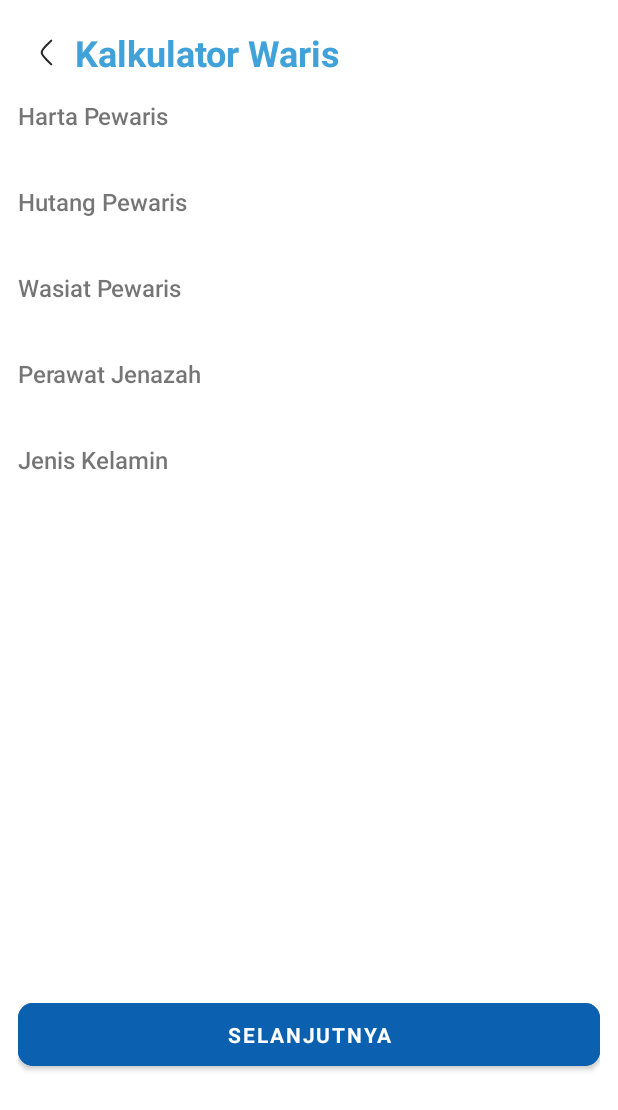
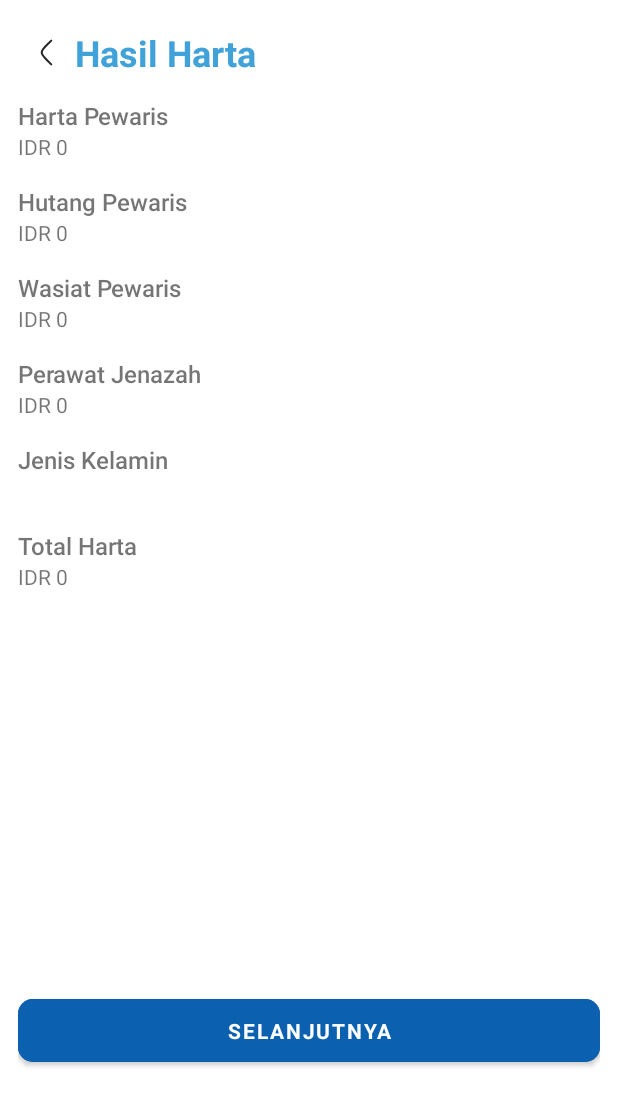
Before and after one commit to ryhanhxx/Al-Mirats, an Android app: the HartaResultActivity screen opened directly, with no data from a screen before it, on a phone screen of 412 x 824 dp. Shown: the top 1110 px of the screen. Run offline under Robolectric (Android 15) with nearby library versions, the phone set to English and light mode, and no system bars.

Commit message:
Fatwa Video

```diff
--- a/app/build.gradle.kts
+++ b/app/build.gradle.kts
@@ -54,6 +54,7 @@ dependencies {
     implementation("androidx.navigation:navigation-ui-ktx:2.7.6")
     implementation("com.google.firebase:firebase-firestore:24.10.2")
     implementation("com.google.firebase:firebase-database:20.3.0")
+    implementation("androidx.activity:activity:1.8.0")
     testImplementation("junit:junit:4.13.2")
     androidTestImplementation("androidx.test.ext:junit:1.1.5")
     androidTestImplementation("androidx.test.espresso:espresso-core:3.5.1")
--- a/app/src/main/AndroidManifest.xml
+++ b/app/src/main/AndroidManifest.xml
@@ -14,6 +14,9 @@
         android:supportsRtl="true"
         android:theme="@style/Theme.AlMirats"
         tools:targetApi="31">
+        <activity
+            android:name=".presentation.kalkulator.WarisActivity"
+            android:exported="false" />
         <activity
             android:name=".presentation.kalkulator.HartaResultActivity"
             android:exported="false" />
--- a/app/src/main/java/com/ch/al_mirats/presentation/kalkulator/CalculatorViewModel.kt
+++ /dev/null
@@ -1,4 +0,0 @@
-package com.ch.al_mirats.presentation.kalkulator
-
-class CalculatorViewModel {
-}
--- a/app/src/main/java/com/ch/al_mirats/presentation/kalkulator/HartaResultActivity.kt
+++ b/app/src/main/java/com/ch/al_mirats/presentation/kalkulator/HartaResultActivity.kt
@@ -1,16 +1,45 @@
 package com.ch.al_mirats.presentation.kalkulator
 
+import android.content.Intent
 import android.os.Bundle
 import androidx.appcompat.app.AppCompatActivity
 import com.ch.al_mirats.databinding.ActivityHartaResultBinding
+import com.ch.al_mirats.utils.toCurrencyFormat
 
 class HartaResultActivity : AppCompatActivity() {
 
     private val binding: ActivityHartaResultBinding by lazy {
         ActivityHartaResultBinding.inflate(layoutInflater)
     }
+
     override fun onCreate(savedInstanceState: Bundle?) {
         super.onCreate(savedInstanceState)
         setContentView(binding.root)
+        getHarta()
+        sendData()
+    }
+
+    private fun getHarta(){
+
+        binding.tvHarta.text = intent.getLongExtra("HARTA", 0).toCurrencyFormat()
+        binding.tvHutang.text = intent.getLongExtra("HUTANG", 0).toCurrencyFormat()
+        binding.tvWasiat.text = intent.getLongExtra("WASIAT", 0).toCurrencyFormat()
+        binding.tvJenazah.text = intent.getLongExtra("JENAZAH", 0).toCurrencyFormat()
+        binding.tvGender.text = intent.getStringExtra("GENDER")
+        binding.tvTotal.text= intent.getLongExtra("TOTAL", 0).toCurrencyFormat()
+    }
+
+    private fun sendData(){
+        val intent = Intent(this, WarisActivity::class.java).apply {
+            // Menambahkan data ke Intent
+            putExtra("HARTA", intent.getLongExtra("HARTA", 0))
+            putExtra("HUTANG", intent.getLongExtra("HUTANG", 0))
+            putExtra("WASIAT", intent.getLongExtra("WASIAT", 0))
+            putExtra("JENAZAH", intent.getLongExtra("JENAZAH", 0))
+            putExtra("GENDER", intent.getStringExtra("GENDER"))
+            putExtra("TOTAL", intent.getLongExtra("TOTAL", 0))
+        }
+// Memulai NextActivity dengan Intent yang telah dikonfigurasi
+        startActivity(intent)
     }
 }
--- a/app/src/main/java/com/ch/al_mirats/presentation/materi/MateriActivity.kt
+++ b/app/src/main/java/com/ch/al_mirats/presentation/materi/MateriActivity.kt
@@ -9,6 +9,8 @@ import coil.load
 import com.ch.al_mirats.databinding.ActivityMateriBinding
 import com.ch.al_mirats.dummy.DummyTopMateriDataSourceImpl
 import com.ch.al_mirats.model.Materi
+import com.ch.al_mirats.presentation.home.HomeFragment
+import com.ch.al_mirats.presentation.main.MainActivity
 import com.ch.al_mirats.presentation.materi.adapter.MateriAdapter
 import com.ch.al_mirats.presentation.materi.adapter.MateriRecommendAdapter
 import com.ch.al_mirats.utils.AdapterLayoutMode
@@ -64,7 +66,9 @@ class MateriActivity : AppCompatActivity() {
 
     private fun setOnClickBack(){
         binding.ivBack.setOnClickListener {
-            finish()
+            val intent = Intent(this, MainActivity::class.java)
+            intent.addFlags(Intent.FLAG_ACTIVITY_CLEAR_TOP or Intent.FLAG_ACTIVITY_SINGLE_TOP)
+            startActivity(intent)
         }
     }
 
--- a/app/src/main/java/com/ch/al_mirats/utils/CurrencyFormat.kt
+++ b/app/src/main/java/com/ch/al_mirats/utils/CurrencyFormat.kt
@@ -4,7 +4,7 @@ import android.icu.text.NumberFormat
 import android.icu.util.Currency
 import kotlin.math.roundToInt
 
-fun Int.toCurrencyFormat():String{
+fun Long.toCurrencyFormat():String{
     val format: NumberFormat = NumberFormat.getCurrencyInstance()
     format.maximumFractionDigits = 0
     format.currency = Currency.getInstance("IDR")
--- /dev/null
+++ b/app/src/main/java/com/ch/al_mirats/utils/ParcelableUtils.kt
@@ -0,0 +1,5 @@
+package com.ch.al_mirats.utils
+
+import android.app.Activity
+import android.os.Build
+import android.os.Parcelable
--- a/app/src/main/res/layout/activity_fatwa.xml
+++ b/app/src/main/res/layout/activity_fatwa.xml
@@ -67,8 +67,7 @@
                 android:id="@+id/youtube_player_view"
                 android:layout_width="match_parent"
                 android:layout_height="wrap_content"
-                app:autoPlay="false"
-                app:videoId="GYZpknfi5YQ" />
+                app:autoPlay="false" />
 
             <androidx.appcompat.widget.LinearLayoutCompat
                 android:layout_width="match_parent"
--- a/app/src/main/res/layout/activity_harta_result.xml
+++ b/app/src/main/res/layout/activity_harta_result.xml
@@ -32,7 +32,7 @@
             android:layout_height="wrap_content"
             android:layout_gravity="center"
             android:fontFamily="@font/roboto_bold"
-            android:text="@string/txt_kalkulator"
+            android:text="Hasil Harta"
             android:textColor="@color/primary_light_blue"
             android:textSize="24sp"
             app:layout_constraintStart_toEndOf="@id/iv_back"
@@ -49,7 +49,7 @@
             android:layout_width="match_parent"
             android:layout_height="wrap_content"
             android:fontFamily="@font/roboto_medium"
-            android:text="Harta Pewaris"
+            android:text="@string/txt_harta"
             android:textSize="16sp" />
 
         <TextView
@@ -71,7 +71,7 @@
             android:layout_width="match_parent"
             android:layout_height="wrap_content"
             android:fontFamily="@font/roboto_medium"
-            android:text="Hutang Pewaris"
+            android:text="@string/txt_hutang"
             android:textSize="16sp" />
 
         <TextView
@@ -115,7 +115,7 @@
             android:layout_width="match_parent"
             android:layout_height="wrap_content"
             android:fontFamily="@font/roboto_medium"
-            android:text="Perawat Jenazah"
+            android:text="@string/txt_jenazah"
             android:textSize="16sp" />
 
         <TextView
@@ -137,15 +137,37 @@
             android:layout_width="match_parent"
             android:layout_height="wrap_content"
             android:fontFamily="@font/roboto_medium"
-            android:text="Jenis Kelamin"
+            android:text="@string/txt_gender"
             android:textSize="16sp" />
 
         <TextView
-            android:id="@+id/tv_kelamin"
+            android:id="@+id/tv_gender"
             android:layout_width="match_parent"
             android:layout_height="wrap_content"
             android:fontFamily="@font/roboto"
             tools:text="Jenis Kelamin"
+            android:textSize="14sp" />
+    </androidx.appcompat.widget.LinearLayoutCompat>
+
+    <androidx.appcompat.widget.LinearLayoutCompat
+        android:layout_width="match_parent"
+        android:layout_height="wrap_content"
+        android:orientation="vertical"
+        android:layout_marginVertical="8dp">
+
+        <TextView
+            android:layout_width="match_parent"
+            android:layout_height="wrap_content"
+            android:fontFamily="@font/roboto_medium"
+            android:text="@string/txt_total"
+            android:textSize="16sp" />
+
+        <TextView
+            android:id="@+id/tv_total"
+            android:layout_width="match_parent"
+            android:layout_height="wrap_content"
+            android:fontFamily="@font/roboto"
+            tools:text="Rp.0"
             android:textSize="14sp" />
     </androidx.appcompat.widget.LinearLayoutCompat>
 
@@ -156,7 +178,7 @@
         android:backgroundTint="@color/primary_dark_blue"
         android:fontFamily="@font/roboto_bold"
         android:text="Selanjutnya"
-        android:layout_marginVertical="318dp"
+        android:layout_marginVertical="258dp"
         android:textColor="@color/primary_white"
         app:cornerRadius="10dp" />
 </androidx.appcompat.widget.LinearLayoutCompat>
--- a/app/src/main/res/values/strings.xml
+++ b/app/src/main/res/values/strings.xml
@@ -37,6 +37,11 @@
     <string name="txt_pilih_jenis_kelamin">Pilih Jenis Kelamin Pewaris:</string>
     <string name="txt_informasi">Informasi</string>
     <string name="txt_materi_disarankan">Materi Disarankan</string>
+    <string name="txt_harta">Harta Pewaris</string>
+    <string name="txt_hutang">Hutang Pewaris</string>
+    <string name="txt_jenazah">Perawat Jenazah</string>
+    <string name="txt_gender">Jenis Kelamin</string>
+    <string name="txt_total">Total Harta</string>
 
     <!--    TODO: MATERI-->
     <string name="title_materi_1">Apa Itu Waris</string>
--- a/build.gradle.kts
+++ b/build.gradle.kts
@@ -6,7 +6,7 @@ buildscript {
 
 // Top-level build file where you can add configuration options common to all sub-projects/modules.
 plugins {
-    id("com.android.application") version "8.2.2" apply false
+    id("com.android.application") version "8.3.0" apply false
     id("androidx.navigation.safeargs.kotlin") version "2.7.2" apply false
     id("org.jetbrains.kotlin.android") version "1.9.0" apply false
 }
```
Also changed, not shown: app/src/main/java/com/ch/al_mirats/dummy/DummyFatwaDataSource.kt (+4 -4 lines), app/src/main/java/com/ch/al_mirats/model/Harta.kt (+6 -5 lines), app/src/main/java/com/ch/al_mirats/presentation/fatwa/FatwaActivity.kt (+16 -20 lines), app/src/main/java/com/ch/al_mirats/presentation/kalkulator/CalculatorActivity.kt (+46 -1 lines), app/src/main/java/com/ch/al_mirats/presentation/kalkulator/HartaResultViewModel.kt (added, +10 -0 lines), app/src/main/java/com/ch/al_mirats/presentation/kalkulator/WarisActivity.kt (added, +31 -0 lines), app/src/main/res/layout/activity_waris.xml (added, +186 -0 lines), gradle/wrapper/gradle-wrapper.properties, 1 other file.
